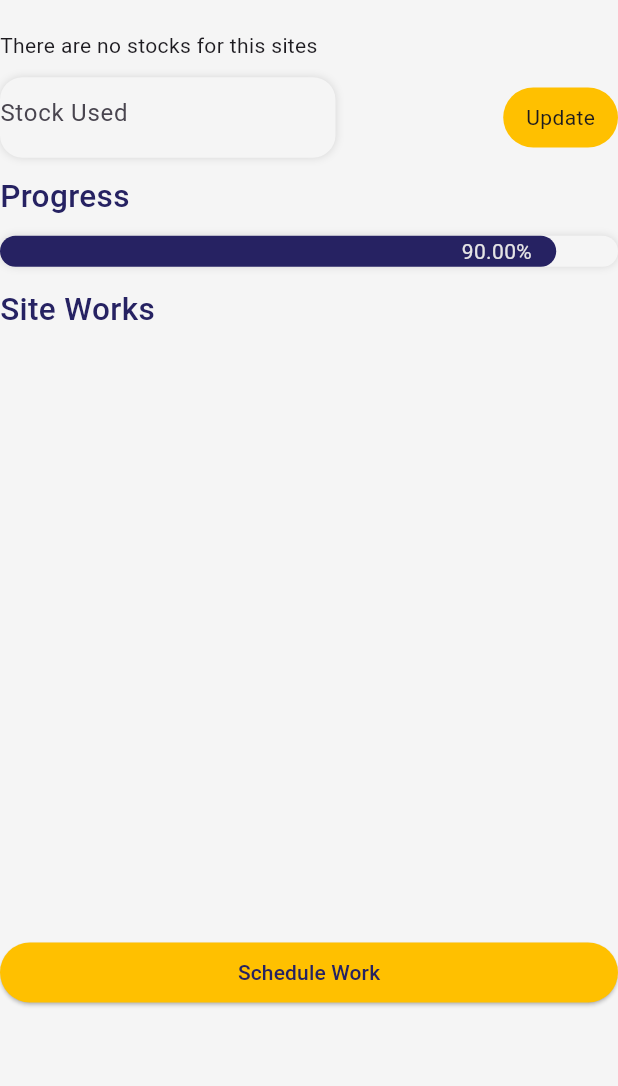
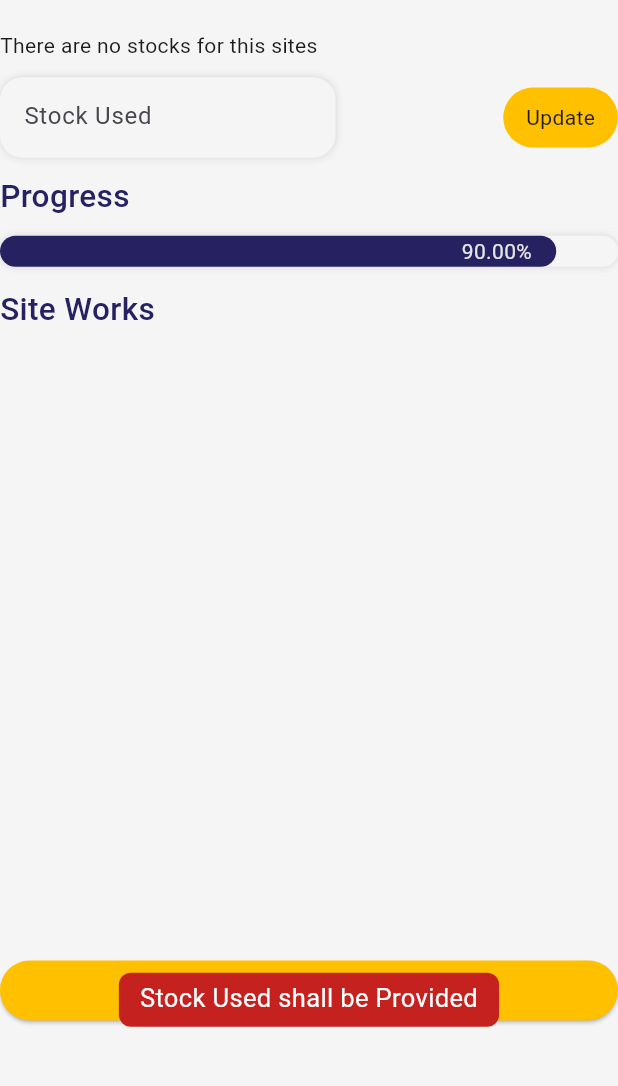
Before and after one commit to madhusudhan1557/construction_flutter, a Flutter app: the WorkInProgressPage screen opened directly with empty values, after a tap on "Update", on a phone screen of 412 x 824 dp, the part 91-1177 px from its top. Run offline on Flutter 3.47's test engine with Material 2 defaults, Android fonts, the phone set to English and light mode, and no system bars; drawn by our look-alikes of flutter_animation_progress_bar; our stand-ins replace bloc, bot_toast, carousel_indicator, carousel_slider, cloud_firestore, dropdown_button2 and 6 more; missing offline and left inert: iconify_flutter; accounts and stored records are empty.

Commit message:
fixes bug

```diff
--- a/lib/bloc/auth/auth_event.dart
+++ b/lib/bloc/auth/auth_event.dart
@@ -17,6 +17,8 @@ class UserNotFountEvent extends AuthEvent {}
 class InvalidPasswordEvent extends AuthEvent {}
 
 class EmailAlreadyExistEvent extends AuthEvent {}
+
+class UsernameAlreadyExistEvent extends AuthEvent {}
 
 class EmailSignUpCompletedEvent extends AuthEvent {}
 
--- a/lib/bloc/auth/auth_state.dart
+++ b/lib/bloc/auth/auth_state.dart
@@ -29,6 +29,8 @@ class EmailSignUpCompletedState extends AuthState {}
 
 class EmailSignUpLoadingState extends AuthState {}
 
+class UsernameAlreadyExistState extends AuthState {}
+
 class LoginCodeSentState extends AuthState {}
 
 class LoggedInState extends AuthState {
--- a/lib/presentation/includes/custom_number_field.dart
+++ b/lib/presentation/includes/custom_number_field.dart
@@ -1,16 +1,17 @@
 import 'package:flutter/material.dart';
 
-import '../../utils/app_colors.dart';
 import '../../utils/validator.dart';
 
 class CustomNumberField extends StatelessWidget {
   final TextEditingController controller;
   final String hintText;
+  final Color? color;
   final Icon? suffixIcon;
   final double size;
   const CustomNumberField({
     super.key,
     required this.hintText,
+    this.color,
     required this.controller,
     this.suffixIcon,
     required this.size,
@@ -20,7 +21,7 @@ class CustomNumberField extends StatelessWidget {
   Widget build(BuildContext context) {
     return Container(
       height: size,
-      decoration: BoxDecoration(color: AppColors.customWhite.withOpacity(0.6)),
+      decoration: BoxDecoration(color: color),
       child: TextFormField(
         controller: controller,
         keyboardType: TextInputType.number,
@@ -32,7 +33,7 @@ class CustomNumberField extends StatelessWidget {
             borderSide: BorderSide.none,
           ),
         ),
-        validator: (value) => Validator.getNumberValidator(value),
+        validator: (value) => Validator.getNumberValidator(value, hintText),
       ),
     );
   }
--- a/lib/presentation/includes/custom_textarea.dart
+++ b/lib/presentation/includes/custom_textarea.dart
@@ -32,7 +32,7 @@ class CustomTextArea extends StatelessWidget {
             borderSide: BorderSide.none,
           ),
         ),
-        validator: (value) => Validator.getBlankFieldValidator(value),
+        validator: (value) => Validator.getBlankFieldValidator(value, hintText),
       ),
     );
   }
--- a/lib/presentation/screens/workinprogress/schedule_work.dart
+++ b/lib/presentation/screens/workinprogress/schedule_work.dart
@@ -134,7 +134,7 @@ class _ScheduleWorkState extends State<ScheduleWork> {
                                   style: TextStyle(
                                     fontSize: 18,
                                     fontWeight: FontWeight.w500,
-                                    color: AppColors.grey,
+                                    color: AppColors.fadeblue,
                                   ),
                                 ),
                           const Icon(Icons.calendar_month_rounded),
@@ -205,7 +205,7 @@ class _ScheduleWorkState extends State<ScheduleWork> {
                                   style: TextStyle(
                                     fontSize: 18,
                                     fontWeight: FontWeight.w500,
-                                    color: AppColors.grey,
+                                    color: AppColors.fadeblue,
                                   ),
                                 ),
                           const Icon(Icons.calendar_month_rounded),
@@ -236,7 +236,6 @@ class _ScheduleWorkState extends State<ScheduleWork> {
                             return customLoading(size);
                           },
                         );
-                        ;
                       }
                       if (state is CompletedAddingWorkState) {
                         BotToast.closeAllLoading();
--- a/lib/presentation/screens/workinprogress/workprogress_page.dart
+++ b/lib/presentation/screens/workinprogress/workprogress_page.dart
@@ -46,6 +46,7 @@ class _WorkInProgressPageState extends State<WorkInProgressPage> {
             content: SizedBox(
               height: size.height / 90 * 18.3,
               child: Form(
+                key: _formKey,
                 child: Column(
                   mainAxisAlignment: MainAxisAlignment.spaceAround,
                   children: [
@@ -99,12 +100,14 @@ class _WorkInProgressPageState extends State<WorkInProgressPage> {
                             backgroundColor: AppColors.yellow,
                           ),
                           onPressed: () {
+                            if (_formKey.currentState!.validate()) {
                               BlocProvider.of<WorkinprogressBloc>(context)
                                   .updateWorkProgress(
                                 double.parse(_progress.text),
                                 wid,
                                 sid,
                               );
+                            }
                           },
                           child: const Iconify(FluentMdl2.update_restore),
                         );
@@ -239,25 +242,16 @@ class _WorkInProgressPageState extends State<WorkInProgressPage> {
                                               width: size.width / 7 * 3.8,
                                               radius: 15,
                                               blurRadius: 4.0,
-                                            shadowColor:
-                                                AppColors.grey.withOpacity(0.2),
+                                              shadowColor: AppColors.grey
+                                                  .withOpacity(0.2),
                                               color: AppColors.white,
                                               horizontalMargin: 0,
                                               verticalMargin: 0,
-                                            child: TextFormField(
+                                              child: CustomNumberField(
                                                 controller: stocks,
-                                              keyboardType:
-                                                  TextInputType.number,
-                                              decoration: InputDecoration(
-                                                contentPadding:
-                                                    EdgeInsets.symmetric(
-                                                  horizontal: padding.top * 0.5,
-                                                ),
                                                 hintText: "Stock Used",
-                                                border: InputBorder.none,
-                                              ),
-                                            ),
-                                          ),
+                                                size: size.height / 90 * 5.86,
+                                              )),
                                           BlocConsumer<StocksBloc, StocksState>(
                                             listener: (context, state) {
                                               if (state
@@ -299,6 +293,15 @@ class _WorkInProgressPageState extends State<WorkInProgressPage> {
                                                     onPressed: () {
                                                       if (_formKey.currentState!
                                                           .validate()) {
+                                                        if (dropdownvalue
+                                                            .isEmpty) {
+                                                          BotToast.showText(
+                                                            text:
+                                                                "Please select a Stock",
+                                                            contentColor:
+                                                                AppColors.red,
+                                                          );
+                                                        } else {
                                                           String sid = "";
 
                                                           for (int i = 0;
@@ -311,6 +314,15 @@ class _WorkInProgressPageState extends State<WorkInProgressPage> {
                                                             sid = snapshot.data!
                                                                 .docs[i]['sid'];
                                                           }
+                                                          if (stocks
+                                                              .text.isEmpty) {
+                                                            BotToast.showText(
+                                                              text:
+                                                                  "Stock used value is Empty",
+                                                              contentColor:
+                                                                  AppColors.red,
+                                                            );
+                                                          } else {
                                                             BlocProvider.of<
                                                                         StocksBloc>(
                                                                     context)
@@ -320,6 +332,8 @@ class _WorkInProgressPageState extends State<WorkInProgressPage> {
                                                                   stocks.text),
                                                               dropdownvalue,
                                                             );
+                                                          }
+                                                        }
                                                       }
                                                     },
                                                     icon: const Text("Update")),
@@ -396,7 +410,7 @@ class _WorkInProgressPageState extends State<WorkInProgressPage> {
                                   builder: (context, snapshot) {
                                     if (snapshot.hasData) {
                                       return CustomBox(
-                                        height: size.height / 90 * 41,
+                                        height: size.height / 90 * 42,
                                         width: size.width,
                                         radius: 15,
                                         blurRadius: 4.0,
@@ -487,7 +501,10 @@ class _WorkInProgressPageState extends State<WorkInProgressPage> {
                                                                   .spaceBetween,
                                                           children: [
                                                             Align(
-                                                              heightFactor: 2,
+                                                              heightFactor:
+                                                                  size.height /
+                                                                      90 *
+                                                                      0.4,
                                                               alignment:
                                                                   Alignment
                                                                       .center,
@@ -496,6 +513,15 @@ class _WorkInProgressPageState extends State<WorkInProgressPage> {
                                                                             .docs[
                                                                         index]
                                                                     ['title'],
+                                                                style:
+                                                                    TextStyle(
+                                                                  fontSize: 16,
+                                                                  fontWeight:
+                                                                      FontWeight
+                                                                          .w400,
+                                                                  color: AppColors
+                                                                      .fadeblue,
+                                                                ),
                                                               ),
                                                             ),
                                                             Align(
@@ -505,6 +531,15 @@ class _WorkInProgressPageState extends State<WorkInProgressPage> {
                                                                       .center,
                                                               child: Text(
                                                                 "${snapshot.data!.docs[index]['progress']} %",
+                                                                style:
+                                                                    TextStyle(
+                                                                  fontSize: 16,
+                                                                  fontWeight:
+                                                                      FontWeight
+                                                                          .w400,
+                                                                  color: AppColors
+                                                                      .fadeblue,
+                                                                ),
                                                               ),
                                                             ),
                                                           ],
@@ -527,7 +562,7 @@ class _WorkInProgressPageState extends State<WorkInProgressPage> {
                                   },
                                 ),
                                 SizedBox(
-                                  height: size.height / 90 * 1.5,
+                                  height: size.height / 90 * 1.8,
                                 ),
                                 Align(
                                   alignment: Alignment.bottomCenter,
```
Also changed, not shown: lib/bloc/auth/auth_bloc.dart (+13 -5 lines), lib/presentation/includes/custom_textfield.dart (+3 -5 lines), lib/presentation/screens/auth/register.dart (+7 -0 lines), lib/presentation/screens/sites/site_page.dart (+25 -7 lines), lib/utils/validator.dart (+23 -13 lines), 1 other file. Lines whose indentation alone changed are shown as unchanged.
